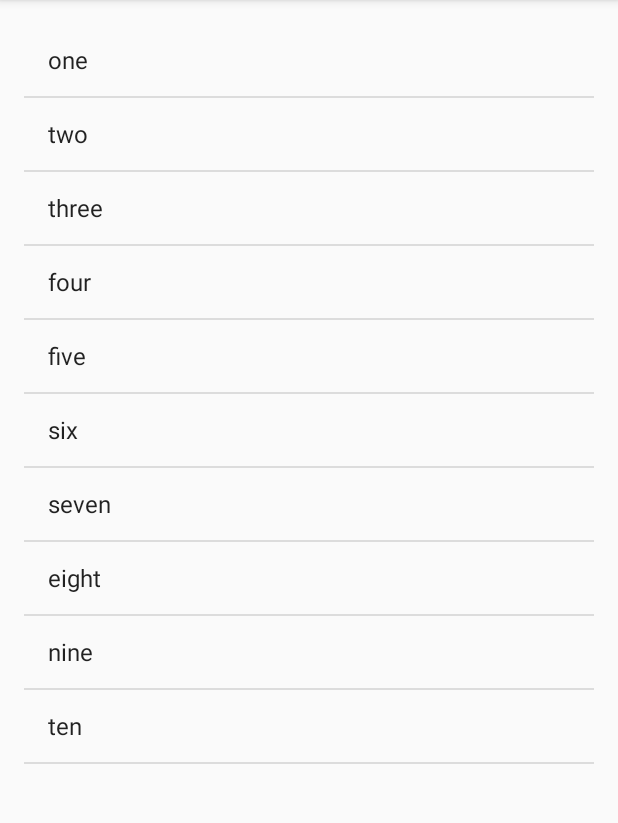
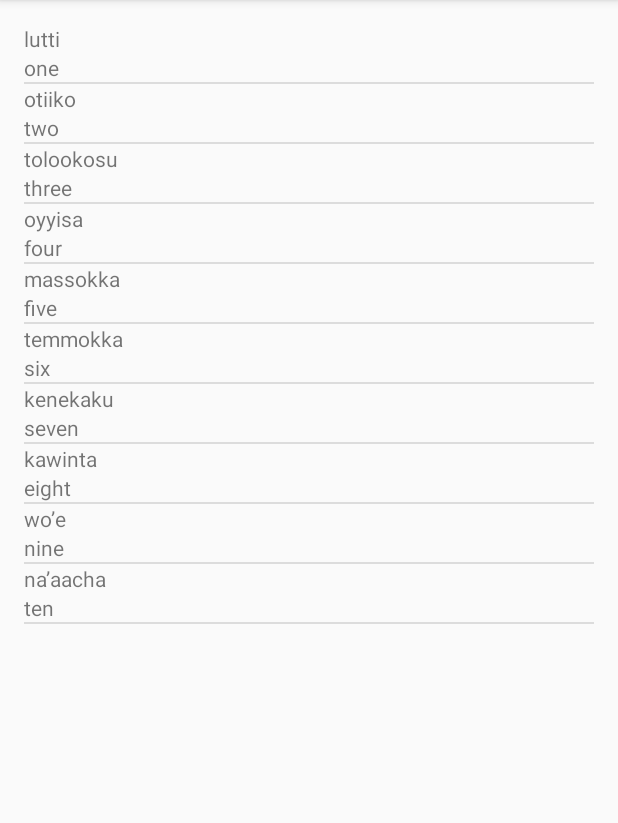
Before and after one commit to alwinyao/UdaMiwok, an Android app: the ActivityNumbers screen opened directly, with no data from a screen before it, on a phone screen of 412 x 824 dp, the part 84-907 px from its top. Run offline under Robolectric (Android 15) with nearby library versions, the phone set to English and light mode, and no system bars.

Commit message:
UdaMiwok
Udacity Miwok project for Android Basics Nanodegree learning

```diff
--- a/app/src/main/java/com/alwin/udamiwok/ActivityNumbers.java
+++ b/app/src/main/java/com/alwin/udamiwok/ActivityNumbers.java
@@ -2,7 +2,6 @@ package com.alwin.udamiwok;
 
 import android.os.Bundle;
 import android.support.v7.app.AppCompatActivity;
-import android.widget.ArrayAdapter;
 import android.widget.ListView;
 
 import java.util.ArrayList;
@@ -12,26 +11,32 @@ public class ActivityNumbers extends AppCompatActivity {
     @Override
     protected void onCreate(Bundle savedInstanceState) {
         super.onCreate(savedInstanceState);
-        setContentView(R.layout.activity_numbers);
+        setContentView(R.layout.word_list);
 
-        // Create an list of words
-        ArrayList<String> words = new ArrayList<String>(10);
-        words.add("one");
-        words.add("two");
-        words.add("three");
-        words.add("four");
-        words.add("five");
-        words.add("six");
-        words.add("seven");
-        words.add("eight");
-        words.add("nine");
-        words.add("ten");
+        // Create a list of words
+        ArrayList<Word> words = new ArrayList<Word>();
+        words.add(new Word("one", "lutti"));
+        words.add(new Word("two", "otiiko"));
+        words.add(new Word("three", "tolookosu"));
+        words.add(new Word("four", "oyyisa"));
+        words.add(new Word("five", "massokka"));
+        words.add(new Word("six", "temmokka"));
+        words.add(new Word("seven", "kenekaku"));
+        words.add(new Word("eight", "kawinta"));
+        words.add(new Word("nine", "wo’e"));
+        words.add(new Word("ten", "na’aacha"));
 
-        ArrayAdapter<String> itemsAdapter =
-                new ArrayAdapter<String>(this, android.R.layout.simple_list_item_1, words);
+        // Create an {@link WordAdapter}, whose data source is a list of {@link Word}s. The
+        // adapter knows how to create list items for each item in the list.
+        WordAdapter adapter = new WordAdapter(this, words);
 
-        ListView listView = (ListView) findViewById(R.id.listView);
+        // Find the {@link ListView} object in the view hierarchy of the {@link Activity}.
+        // There should be a {@link ListView} with the view ID called list, which is declared in the
+        // word_list.xml layout file.
+        ListView listView = (ListView) findViewById(R.id.list);
 
-        listView.setAdapter(itemsAdapter);
+        // Make the {@link ListView} use the {@link WordAdapter} we created above, so that the
+        // {@link ListView} will display list items for each {@link Word} in the list.
+        listView.setAdapter(adapter);
     }
 }
--- /dev/null
+++ b/app/src/main/java/com/alwin/udamiwok/Word.java
@@ -0,0 +1,38 @@
+package com.alwin.udamiwok;
+
+/**
+ * Created by alwin on 15/02/2017.
+ */
+
+/**
+ * {@link Word} represents a vocabulary word that the user wants to learn.
+ * It contains a default translation and a Miwok translation for that word.
+ */
+public class Word {
+
+    // Default language of words
+    private String mDefaultLanguageWords;
+
+    // Miwok language of words
+    private String mMiwokLanguageWords;
+
+    /** Create a new Word object
+     *
+     * @param defaultLanguageWords is the the word in default (English) language
+     * @param miwokLanguageWords is the word in Miwok language
+     */
+    public Word(String defaultLanguageWords, String miwokLanguageWords) {
+        mDefaultLanguageWords = defaultLanguageWords;
+        mMiwokLanguageWords = miwokLanguageWords;
+    }
+
+    // Gets default (English) language words
+    public String getDefaultLanguageWords(){
+        return mDefaultLanguageWords;
+    }
+
+    // Gets Miwok language words
+    public String getMiwokLanguageWords(){
+        return mMiwokLanguageWords;
+    }
+}
--- /dev/null
+++ b/app/src/main/java/com/alwin/udamiwok/WordAdapter.java
@@ -0,0 +1,60 @@
+package com.alwin.udamiwok;
+
+import android.content.Context;
+import android.view.LayoutInflater;
+import android.view.View;
+import android.view.ViewGroup;
+import android.widget.ArrayAdapter;
+import android.widget.TextView;
+
+import java.util.ArrayList;
+
+/**
+ * Created by alwin on 16/02/2017.
+ */
+
+/**
+ * {@link WordAdapter} is an {@link ArrayAdapter} that can provide the layout for each list item
+ * based on a data source, which is a list of {@link Word} objects.
+ */
+public class WordAdapter extends ArrayAdapter<Word>  {
+
+    /**
+     * Create a new {@link WordAdapter} object.
+     *
+     * @param context is the current context (i.e. Activity) that the adapter is being created in.
+     * @param words is the list of {@link Word}s to be displayed.
+     */
+    public WordAdapter(Context context, ArrayList<Word> words) {
+        super(context, 0, words);
+    }
+
+    @Override
+    public View getView(int position, View convertView, ViewGroup parent) {
+        // Check if an existing view is being reused, otherwise inflate the view
+        View listItemView = convertView;
+        if (listItemView == null) {
+            listItemView = LayoutInflater.from(getContext()).inflate(
+                    R.layout.list_item, parent, false);
+        }
+
+        // Get the {@link Word} object located at this position in the list
+        Word currentWord = getItem(position);
+
+        // Find the TextView in the list_item.xml layout with the ID miwok_text_view.
+        TextView miwokTextView = (TextView) listItemView.findViewById(R.id.tvMiwok);
+        // Get the Miwok translation from the currentWord object and set this text on
+        // the Miwok TextView.
+        miwokTextView.setText(currentWord.getMiwokLanguageWords());
+
+        // Find the TextView in the list_item.xml layout with the ID default_text_view.
+        TextView defaultTextView = (TextView) listItemView.findViewById(R.id.tvDefault);
+        // Get the default translation from the currentWord object and set this text on
+        // the default TextView.
+        defaultTextView.setText(currentWord.getDefaultLanguageWords());
+
+        // Return the whole list item layout (containing 2 TextViews) so that it can be shown in
+        // the ListView.
+        return listItemView;
+    }
+}
--- a/app/src/main/res/layout/activity_numbers.xml
+++ /dev/null
@@ -1,14 +0,0 @@
-<?xml version="1.0" encoding="utf-8"?>
-<ListView xmlns:android="http://schemas.android.com/apk/res/android"
-    xmlns:tools="http://schemas.android.com/tools"
-    android:id="@+id/listView"
-    android:layout_width="match_parent"
-    android:layout_height="match_parent"
-    android:orientation="vertical"
-    android:paddingBottom="@dimen/activity_vertical_margin"
-    android:paddingLeft="@dimen/activity_horizontal_margin"
-    android:paddingRight="@dimen/activity_horizontal_margin"
-    android:paddingTop="@dimen/activity_vertical_margin"
-    tools:context="com.alwin.udamiwok.ActivityNumbers">
-
-</ListView>
--- a/app/src/main/res/layout/activity_family.xml
+++ b/app/src/main/res/layout/word_list.xml
@@ -1,13 +1,12 @@
 <?xml version="1.0" encoding="utf-8"?>
-<RelativeLayout xmlns:android="http://schemas.android.com/apk/res/android"
-    xmlns:tools="http://schemas.android.com/tools"
-    android:id="@+id/activity_family"
+<ListView xmlns:android="http://schemas.android.com/apk/res/android"
+    android:id="@+id/list"
     android:layout_width="match_parent"
     android:layout_height="match_parent"
+    android:orientation="vertical"
     android:paddingBottom="@dimen/activity_vertical_margin"
     android:paddingLeft="@dimen/activity_horizontal_margin"
     android:paddingRight="@dimen/activity_horizontal_margin"
-    android:paddingTop="@dimen/activity_vertical_margin"
-    tools:context="com.alwin.udamiwok.ActivityFamily">
+    android:paddingTop="@dimen/activity_vertical_margin">
 
-</RelativeLayout>
+</ListView>
```
Also changed, not shown: app/src/main/java/com/alwin/udamiwok/ActivityColors.java (+29 -2 lines), app/src/main/java/com/alwin/udamiwok/ActivityFamily.java (+31 -2 lines), app/src/main/java/com/alwin/udamiwok/ActivityPhrases.java (+31 -2 lines), app/src/main/res/layout/activity_colors.xml (deleted, +0 -13 lines), app/src/main/res/layout/activity_phrases.xml (deleted, +0 -13 lines).
